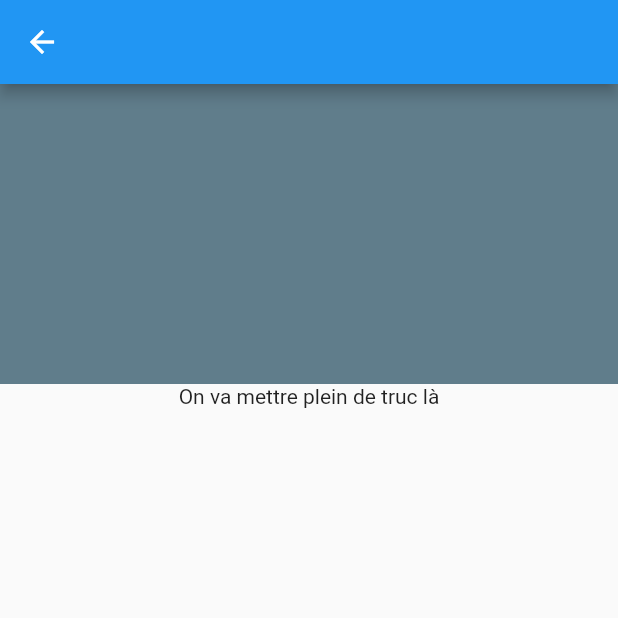
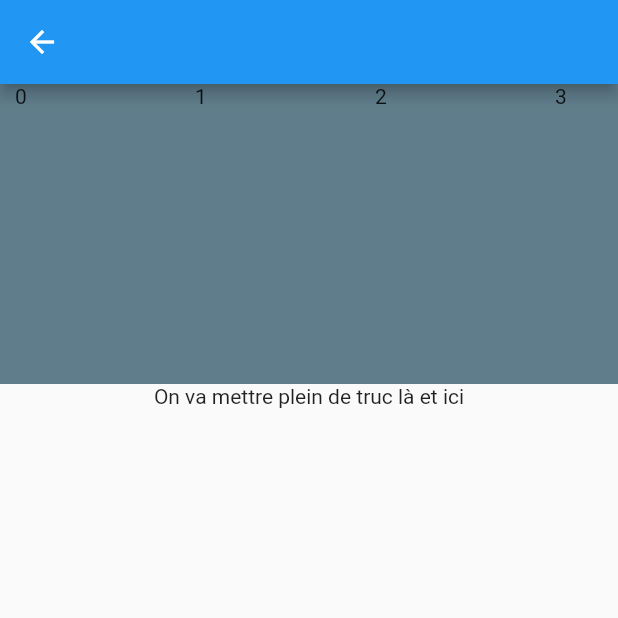
Before and after one commit to OlivierSTEPHAN/NoSQL-TP_Front-End, a Flutter app: the HomePage screen opened directly with empty values, on a phone screen of 412 x 824 dp, the top half of it. Run offline on Flutter 3.47's test engine with Material 2 defaults, Android fonts, the light colour scheme and no system bars.

Commit message:
Un peu moins cassé

```diff
--- a/nosql/lib/homepage.dart
+++ b/nosql/lib/homepage.dart
@@ -26,13 +26,14 @@ class _HomePageState extends State<HomePage> {
                 itemBuilder: (context, index) {
                   return Container(
                     height: 50,
-                    color: Colors.blueGrey,
-                    margin: new EdgeInsets.symmetric(horizontal: 20.0),
+                    width: 100,
+                    child: Text(index.toString()),
+                    margin: EdgeInsets.symmetric(horizontal: 10),
                   );
                 },
               ),
             ),
-            Text('On va mettre plein de truc là'),
+            Text('On va mettre plein de truc là et ici'),
           ],
         ),
       ),
```
